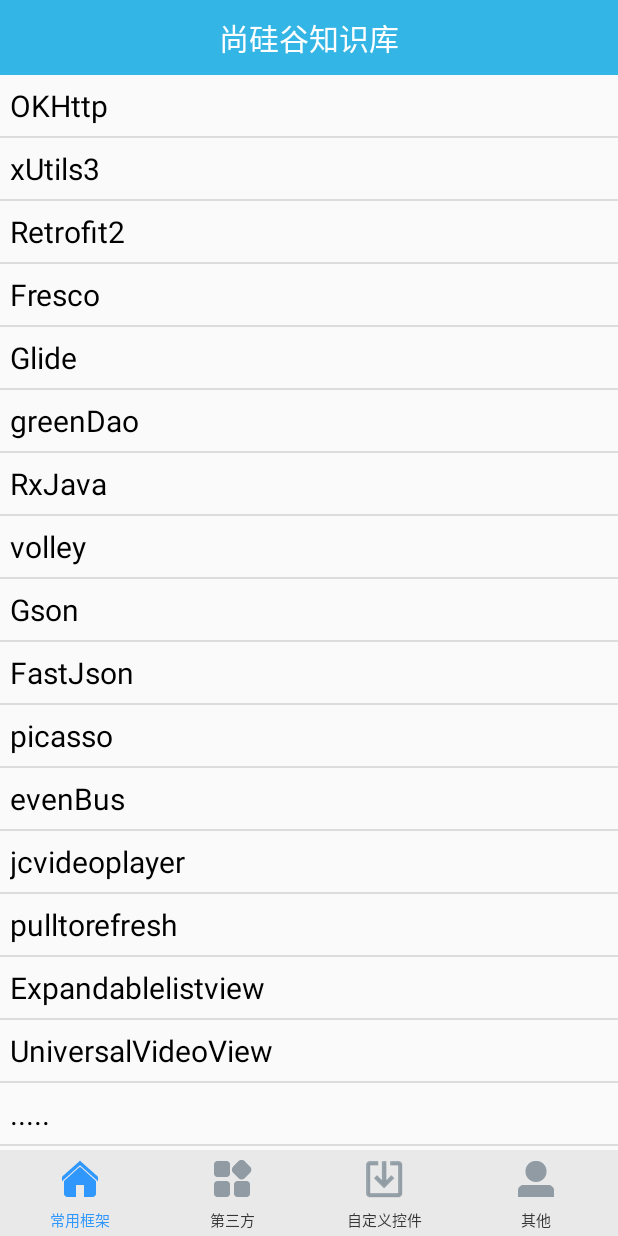
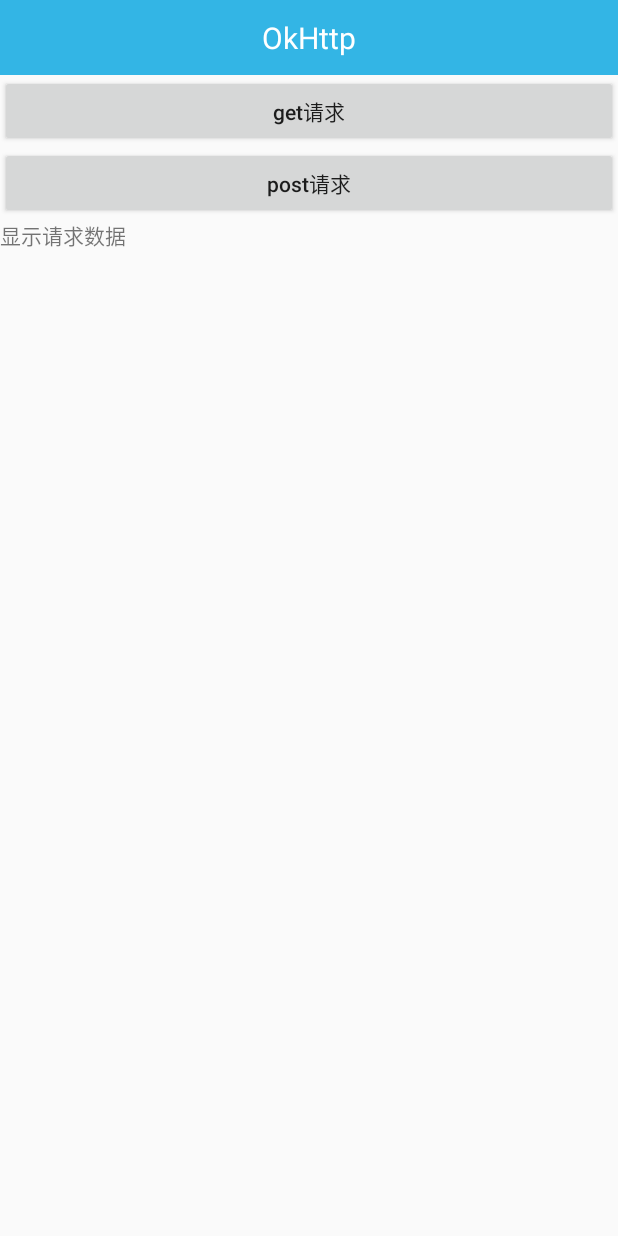
Before and after one commit to MoeRookie/AtGuiGuCode, an Android app: the screen it shows after launch (HomeActivity before the commit, OkHttpActivity after it), after a tap on "OKHttp", on a phone screen of 412 x 824 dp. Run offline under Robolectric (Android 15) with nearby library versions, the phone set to English and light mode, and no system bars.

Commit message:
点击'OKHttp'跳转'OkHttpActivity'并初始化相应的布局文件

```diff
--- a/app/src/main/AndroidManifest.xml
+++ b/app/src/main/AndroidManifest.xml
@@ -19,6 +19,7 @@
         <activity android:name=".HomeActivity"
             android:configChanges="orientation|screenSize|keyboardHidden">
         </activity>
+        <activity android:name=".activity.OkHttpActivity"></activity>
     </application>
 
 </manifest>
--- /dev/null
+++ b/app/src/main/java/com/liqun/atguigucode/activity/OkHttpActivity.java
@@ -0,0 +1,14 @@
+package com.liqun.atguigucode.activity;
+
+import android.app.Activity;
+import android.os.Bundle;
+
+import com.liqun.atguigucode.R;
+
+public class OkHttpActivity extends Activity {
+    @Override
+    protected void onCreate(Bundle savedInstanceState) {
+        super.onCreate(savedInstanceState);
+        setContentView(R.layout.activity_ok_http);
+    }
+}
--- a/app/src/main/java/com/liqun/atguigucode/fragment/CommonFrameFragment.java
+++ b/app/src/main/java/com/liqun/atguigucode/fragment/CommonFrameFragment.java
@@ -1,5 +1,6 @@
 package com.liqun.atguigucode.fragment;
 
+import android.content.Intent;
 import android.util.Log;
 import android.view.View;
 import android.widget.AdapterView;
@@ -7,6 +8,7 @@ import android.widget.ListView;
 import android.widget.Toast;
 
 import com.liqun.atguigucode.R;
+import com.liqun.atguigucode.activity.OkHttpActivity;
 import com.liqun.atguigucode.adapter.CommonFrameFragmentAdapter;
 import com.liqun.atguigucode.base.BaseFragment;
 
@@ -24,7 +26,11 @@ public class CommonFrameFragment extends BaseFragment {
         mListView.setOnItemClickListener(new AdapterView.OnItemClickListener() {
             @Override
             public void onItemClick(AdapterView<?> parent, View view, int position, long id) {
-                Toast.makeText(mCtx, "data = " + mDatas[position], Toast.LENGTH_SHORT).show();
+                String data = mDatas[position];
+                if ("okhttp".equals(data.toLowerCase())) {
+                    Intent intent = new Intent(mCtx, OkHttpActivity.class);
+                    startActivity(intent);
+                }
             }
         });
         return view;
--- /dev/null
+++ b/app/src/main/res/layout/activity_ok_http.xml
@@ -0,0 +1,36 @@
+<?xml version="1.0" encoding="utf-8"?>
+<LinearLayout xmlns:android="http://schemas.android.com/apk/res/android"
+    android:layout_width="match_parent"
+    android:layout_height="match_parent"
+    android:orientation="vertical">
+    <LinearLayout xmlns:android="http://schemas.android.com/apk/res/android"
+        android:orientation="horizontal"
+        android:layout_width="match_parent"
+        android:layout_height="50dp"
+        android:gravity="center"
+        android:background="@android:color/holo_blue_light">
+        <TextView
+            android:layout_width="wrap_content"
+            android:layout_height="wrap_content"
+            android:text="OkHttp"
+            android:textSize="20sp"
+            android:textColor="@android:color/white"/>
+    </LinearLayout>
+    <Button
+        android:id="@+id/btn_get"
+        android:layout_width="match_parent"
+        android:layout_height="wrap_content"
+        android:text="get请求"
+        android:textAllCaps="false"/>
+    <Button
+        android:id="@+id/btn_post"
+        android:layout_width="match_parent"
+        android:layout_height="wrap_content"
+        android:text="post请求"
+        android:textAllCaps="false"/>
+    <TextView
+        android:id="@+id/tv_result"
+        android:layout_width="match_parent"
+        android:layout_height="wrap_content"
+        android:text="显示请求数据"/>
+</LinearLayout>
```
